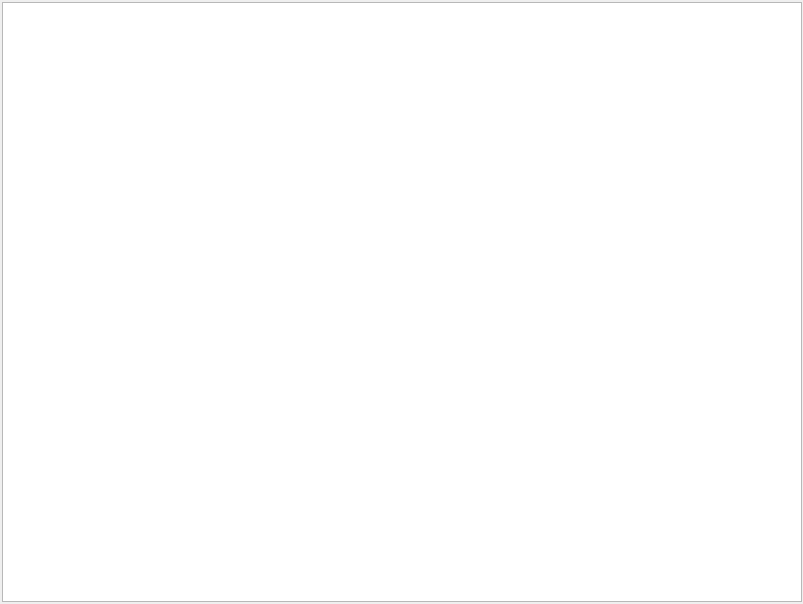
Qt form Dev/Visualization/VisualizationCore/featureviewerwidget.ui (samhu1989/DevBundle) before a commit.
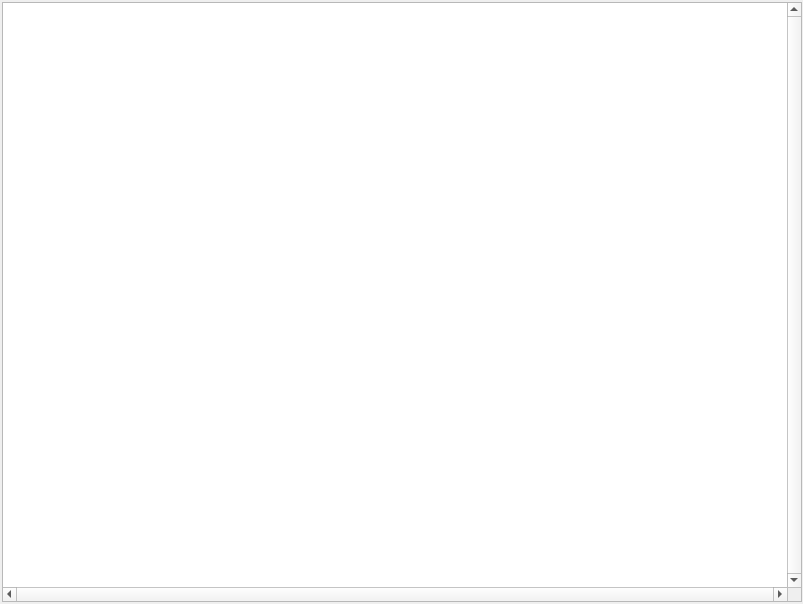
The same form after that commit.

```diff
--- a/Dev/Visualization/VisualizationCore/featureviewerwidget.ui
+++ b/Dev/Visualization/VisualizationCore/featureviewerwidget.ui
@@ -38,10 +38,10 @@
       </size>
      </property>
      <property name="verticalScrollBarPolicy">
-      <enum>Qt::ScrollBarAlwaysOff</enum>
+      <enum>Qt::ScrollBarAlwaysOn</enum>
      </property>
      <property name="horizontalScrollBarPolicy">
-      <enum>Qt::ScrollBarAlwaysOff</enum>
+      <enum>Qt::ScrollBarAlwaysOn</enum>
      </property>
      <property name="sizeAdjustPolicy">
       <enum>QAbstractScrollArea::AdjustToContents</enum>
```
Left out of the diff: 6 changed lines with no effect on the pictures.
